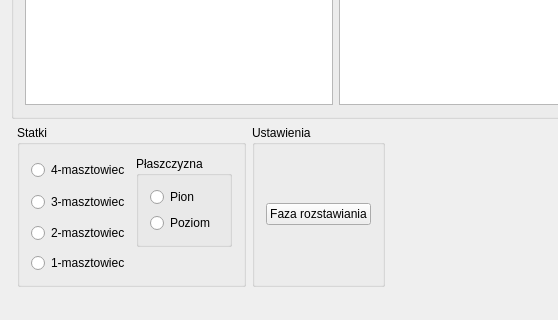
The window that statki.ui (zergx1/statki) describes before a commit, drawn with Qt 5; both pictures show x 0 to 558 and y 210 to 530 of the 672 by 530 pixel window.
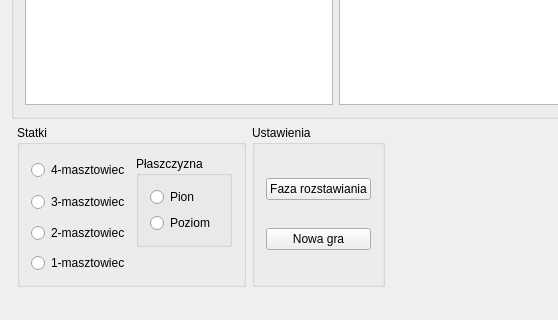
The same window after the commit.

Commit message: przycisk nowa gra slot korzysta z twojej funkcji init + na czerwono sa statki kompa zeby zobaczyc czy dobrze rozstawia+do usuniecia bo nie ustawia zawsze dobrze;p

Diff of the .ui file:
```diff
--- a/statki.ui
+++ b/statki.ui
@@ -150,6 +150,13 @@
          </property>
         </widget>
        </item>
+       <item row="1" column="0">
+        <widget class="QPushButton" name="pb_nowa">
+         <property name="text">
+          <string>Nowa gra</string>
+         </property>
+        </widget>
+       </item>
       </layout>
      </widget>
     </item>
```
Left out of the diff: 14 changed lines with no effect on the pictures. The commit also changes 2 other files.
